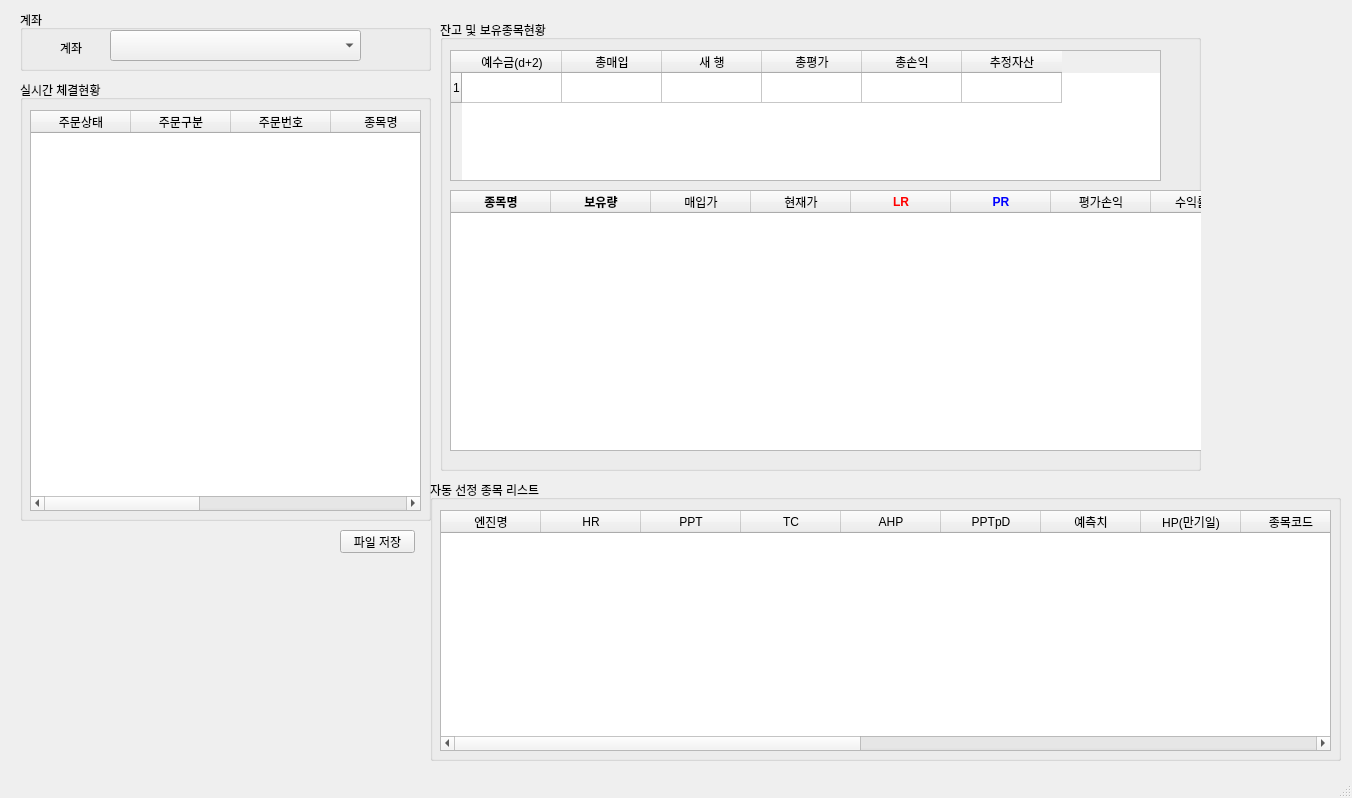
Qt form pystock.ui (hyeu/StockTrading) before a commit.
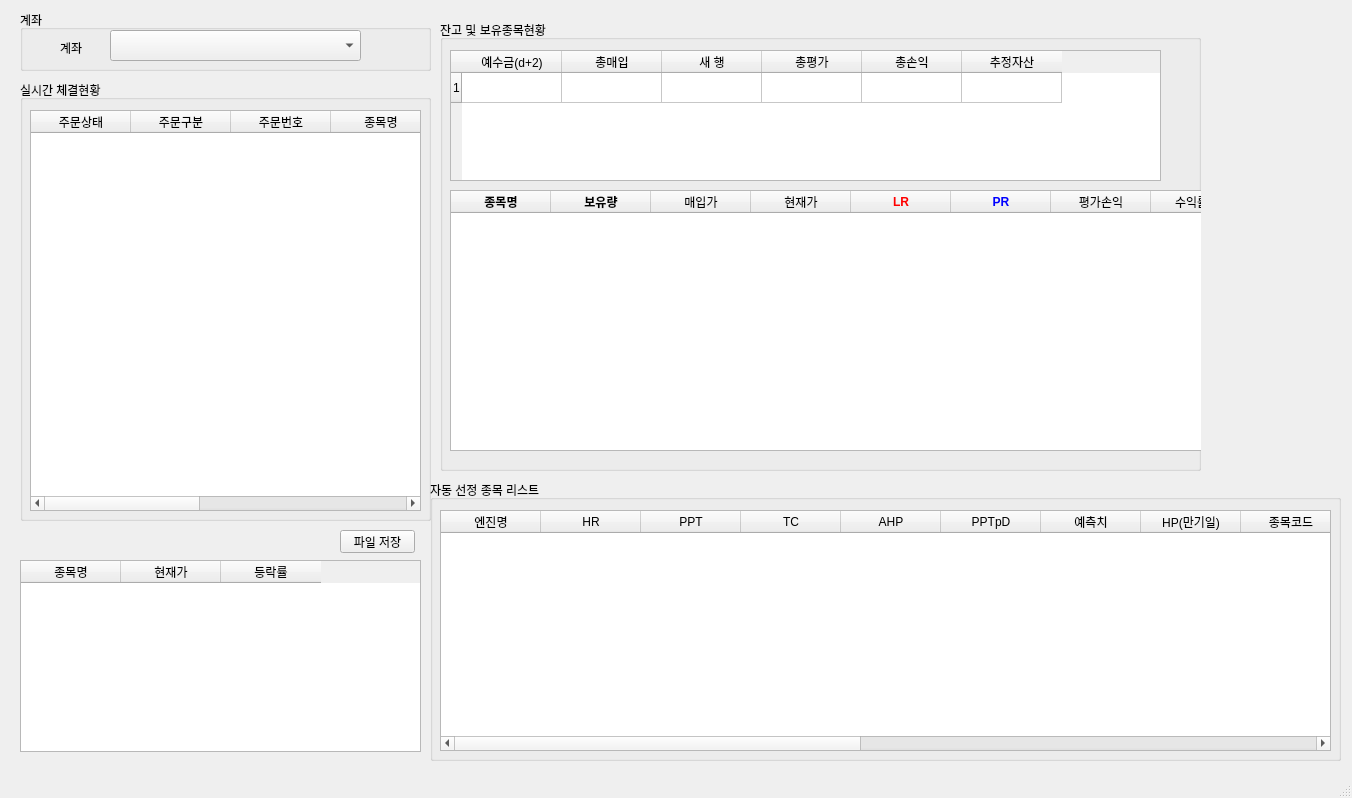
The same form after that commit.

Diff of the .ui file:
```diff
--- a/pystock.ui
+++ b/pystock.ui
@@ -378,6 +378,31 @@
      <string>파일 저장</string>
     </property>
    </widget>
+   <widget class="QTableWidget" name="tableWidget_5">
+    <property name="geometry">
+     <rect>
+      <x>20</x>
+      <y>560</y>
+      <width>401</width>
+      <height>192</height>
+     </rect>
+    </property>
+    <column>
+     <property name="text">
+      <string>종목명</string>
+     </property>
+    </column>
+    <column>
+     <property name="text">
+      <string>현재가</string>
+     </property>
+    </column>
+    <column>
+     <property name="text">
+      <string>등락률</string>
+     </property>
+    </column>
+   </widget>
    <zorder>groupBox_4</zorder>
    <zorder>groupBox_2</zorder>
    <zorder>groupBox_3</zorder>
```
Left out of the diff: 1 changed line with no effect on the pictures.
